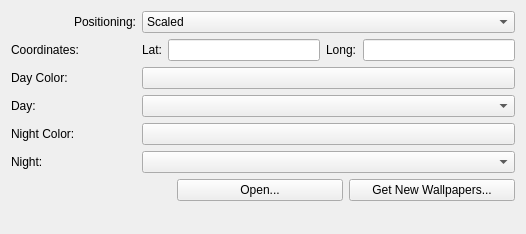
This is clock/contents/ui/config.ui in lmiphay/pdamsten-plasmoids as Qt 5 draws it before an edit. The edited form follows.
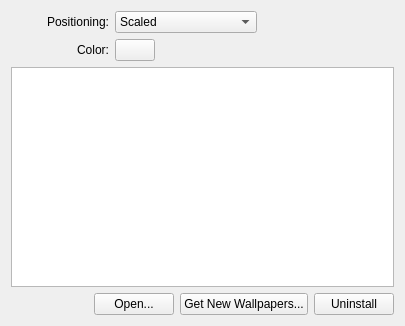
This is the edited form. Custom widgets are drawn as their Qt base class.

Commit message: New config dialog

Patch:
```diff
--- a/clock/contents/ui/config.ui
+++ b/clock/contents/ui/config.ui
@@ -6,42 +6,91 @@
    <rect>
     <x>0</x>
     <y>0</y>
-    <width>526</width>
-    <height>234</height>
+    <width>405</width>
+    <height>323</height>
    </rect>
   </property>
-  <property name="windowTitle">
-   <string>Color</string>
-  </property>
-  <layout class="QVBoxLayout" name="verticalLayout">
-   <item>
-    <layout class="QFormLayout" name="formLayout">
-     <item row="0" column="0">
-      <widget class="QLabel" name="positioningLabel">
+  <layout class="QGridLayout" name="gridLayout">
+   <item row="2" column="0" colspan="3">
+    <widget class="QListView" name="clockWallpaperView">
+     <property name="minimumSize">
+      <size>
+       <width>300</width>
+       <height>220</height>
+      </size>
+     </property>
+    </widget>
+   </item>
+   <item row="0" column="0">
+    <widget class="QLabel" name="positioningLabel">
+     <property name="text">
+      <string>Positioning:</string>
+     </property>
+     <property name="alignment">
+      <set>Qt::AlignRight|Qt::AlignTrailing|Qt::AlignVCenter</set>
+     </property>
+     <property name="buddy">
+      <cstring>positioningCombo</cstring>
+     </property>
+    </widget>
+   </item>
+   <item row="1" column="0">
+    <widget class="QLabel" name="colorLabel">
+     <property name="text">
+      <string>Color:</string>
+     </property>
+     <property name="alignment">
+      <set>Qt::AlignRight|Qt::AlignTrailing|Qt::AlignVCenter</set>
+     </property>
+     <property name="buddy">
+      <cstring>colorButton</cstring>
+     </property>
+    </widget>
+   </item>
+   <item row="1" column="1" colspan="2">
+    <layout class="QHBoxLayout" name="horizontalLayout_2">
+     <item>
+      <widget class="KColorButton" name="colorButton">
        <property name="sizePolicy">
-        <sizepolicy hsizetype="Preferred" vsizetype="Expanding">
+        <sizepolicy hsizetype="Minimum" vsizetype="Fixed">
          <horstretch>0</horstretch>
          <verstretch>0</verstretch>
         </sizepolicy>
        </property>
-       <property name="minimumSize">
+       <property name="color">
+        <color>
+         <red>70</red>
+         <green>90</green>
+         <blue>130</blue>
+        </color>
+       </property>
+       <property name="defaultColor">
+        <color>
+         <red>70</red>
+         <green>90</green>
+         <blue>130</blue>
+        </color>
+       </property>
+      </widget>
+     </item>
+     <item>
+      <spacer name="spacer">
+       <property name="orientation">
+        <enum>Qt::Horizontal</enum>
+       </property>
+       <property name="sizeHint" stdset="0">
         <size>
-         <width>125</width>
-         <height>0</height>
+         <width>40</width>
+         <height>20</height>
         </size>
        </property>
-       <property name="text">
-        <string>Positioning:</string>
-       </property>
-       <property name="alignment">
-        <set>Qt::AlignRight|Qt::AlignTrailing|Qt::AlignVCenter</set>
-       </property>
-       <property name="buddy">
-        <cstring>positioningCombo</cstring>
-       </property>
-      </widget>
+      </spacer>
      </item>
-     <item row="0" column="1">
+    </layout>
+   </item>
+   <item row="0" column="1" colspan="2">
+    <layout class="QHBoxLayout" name="horizontalLayout">
+     <item>
       <widget class="KComboBox" name="positioningCombo">
        <property name="sizePolicy">
         <sizepolicy hsizetype="Preferred" vsizetype="Fixed">
@@ -81,149 +130,23 @@
        </item>
       </widget>
      </item>
-     <item row="1" column="0">
-      <widget class="QLabel" name="coordinatesLabel">
-       <property name="sizePolicy">
-        <sizepolicy hsizetype="Preferred" vsizetype="Expanding">
-         <horstretch>0</horstretch>
-         <verstretch>0</verstretch>
-        </sizepolicy>
+     <item>
+      <spacer name="spacer_2">
+       <property name="orientation">
+        <enum>Qt::Horizontal</enum>
        </property>
-       <property name="text">
-        <string>Coordinates:</string>
+       <property name="sizeHint" stdset="0">
+        <size>
+         <width>187</width>
+         <height>17</height>
+        </size>
        </property>
-      </widget>
-     </item>
-     <item row="1" column="1">
-      <layout class="QHBoxLayout" name="horizontalLayout_2">
-       <item>
-        <widget class="QLabel" name="latitudeLabel">
-         <property name="sizePolicy">
-          <sizepolicy hsizetype="Preferred" vsizetype="Expanding">
-           <horstretch>0</horstretch>
-           <verstretch>0</verstretch>
-          </sizepolicy>
-         </property>
-         <property name="text">
-          <string>Lat:</string>
-         </property>
-         <property name="buddy">
-          <cstring>latitudeEdit</cstring>
-         </property>
-        </widget>
-       </item>
-       <item>
-        <widget class="KLineEdit" name="latitudeEdit"/>
-       </item>
-       <item>
-        <widget class="QLabel" name="longitudeLabel">
-         <property name="sizePolicy">
-          <sizepolicy hsizetype="Preferred" vsizetype="Expanding">
-           <horstretch>0</horstretch>
-           <verstretch>0</verstretch>
-          </sizepolicy>
-         </property>
-         <property name="text">
-          <string>Long:</string>
-         </property>
-         <property name="buddy">
-          <cstring>longitudeEdit</cstring>
-         </property>
-        </widget>
-       </item>
-       <item>
-        <widget class="KLineEdit" name="longitudeEdit"/>
-       </item>
-      </layout>
-     </item>
-     <item row="2" column="0">
-      <widget class="QLabel" name="dayColorLabel">
-       <property name="sizePolicy">
-        <sizepolicy hsizetype="Preferred" vsizetype="Expanding">
-         <horstretch>0</horstretch>
-         <verstretch>0</verstretch>
-        </sizepolicy>
-       </property>
-       <property name="text">
-        <string>Day Color:</string>
-       </property>
-       <property name="buddy">
-        <cstring>dayColorButton</cstring>
-       </property>
-      </widget>
-     </item>
-     <item row="2" column="1">
-      <widget class="KColorButton" name="dayColorButton"/>
-     </item>
-     <item row="4" column="0">
-      <widget class="QLabel" name="dayLabel">
-       <property name="sizePolicy">
-        <sizepolicy hsizetype="Preferred" vsizetype="Expanding">
-         <horstretch>0</horstretch>
-         <verstretch>0</verstretch>
-        </sizepolicy>
-       </property>
-       <property name="text">
-        <string>Day:</string>
-       </property>
-       <property name="buddy">
-        <cstring>dayCombo</cstring>
-       </property>
-      </widget>
-     </item>
-     <item row="4" column="1">
-      <widget class="KComboBox" name="dayCombo">
-       <property name="sizePolicy">
-        <sizepolicy hsizetype="Expanding" vsizetype="Fixed">
-         <horstretch>0</horstretch>
-         <verstretch>0</verstretch>
-        </sizepolicy>
-       </property>
-      </widget>
-     </item>
-     <item row="6" column="0">
-      <widget class="QLabel" name="nightLabel">
-       <property name="sizePolicy">
-        <sizepolicy hsizetype="Preferred" vsizetype="Expanding">
-         <horstretch>0</horstretch>
-         <verstretch>0</verstretch>
-        </sizepolicy>
-       </property>
-       <property name="text">
-        <string>Night:</string>
-       </property>
-       <property name="buddy">
-        <cstring>nightCombo</cstring>
-       </property>
-      </widget>
-     </item>
-     <item row="6" column="1">
-      <widget class="KComboBox" name="nightCombo">
-       <property name="sizePolicy">
-        <sizepolicy hsizetype="Expanding" vsizetype="Fixed">
-         <horstretch>0</horstretch>
-         <verstretch>0</verstretch>
-        </sizepolicy>
-       </property>
-      </widget>
-     </item>
-     <item row="5" column="0">
-      <widget class="QLabel" name="nightColorLabel">
-       <property name="text">
-        <string>Night Color:</string>
-       </property>
-       <property name="buddy">
-        <cstring>nightColorButton</cstring>
-       </property>
-      </widget>
-     </item>
-     <item row="5" column="1">
-      <widget class="KColorButton" name="nightColorButton"/>
+      </spacer>
      </item>
     </layout>
    </item>
-   <item>
-    <layout class="QHBoxLayout" name="horizontalLayout">
+   <item row="3" column="0" colspan="3">
+    <layout class="QHBoxLayout" name="horizontalLayout_3">
      <item>
       <spacer name="horizontalSpacer">
        <property name="orientation">
@@ -239,45 +162,27 @@
      </item>
      <item>
       <widget class="KPushButton" name="openButton">
-       <property name="sizePolicy">
-        <sizepolicy hsizetype="Expanding" vsizetype="Fixed">
-         <horstretch>0</horstretch>
-         <verstretch>0</verstretch>
-        </sizepolicy>
-       </property>
        <property name="text">
         <string>Open...</string>
        </property>
       </widget>
      </item>
      <item>
-      <widget class="KPushButton" name="getNewButton">
-       <property name="sizePolicy">
-        <sizepolicy hsizetype="Expanding" vsizetype="Fixed">
-         <horstretch>0</horstretch>
-         <verstretch>0</verstretch>
-        </sizepolicy>
-       </property>
+      <widget class="QPushButton" name="getNewButton">
        <property name="text">
         <string>Get New Wallpapers...</string>
        </property>
       </widget>
      </item>
+     <item>
+      <widget class="KPushButton" name="uninstallButton">
+       <property name="text">
+        <string>Uninstall</string>
+       </property>
+      </widget>
+     </item>
     </layout>
    </item>
-   <item>
-    <spacer name="verticalSpacer">
-     <property name="orientation">
-      <enum>Qt::Vertical</enum>
-     </property>
-     <property name="sizeHint" stdset="0">
-      <size>
-       <width>20</width>
-       <height>10</height>
-      </size>
-     </property>
-    </spacer>
-   </item>
   </layout>
  </widget>
  <customwidgets>
@@ -286,11 +191,6 @@
    <extends>QPushButton</extends>
    <header>kpushbutton.h</header>
   </customwidget>
-  <customwidget>
-   <class>KLineEdit</class>
-   <extends>QLineEdit</extends>
-   <header>klineedit.h</header>
-  </customwidget>
   <customwidget>
    <class>KComboBox</class>
    <extends>QComboBox</extends>
```
Left out of the diff: 13 changed lines with no effect on the pictures. The commit also changes 1 other file.
